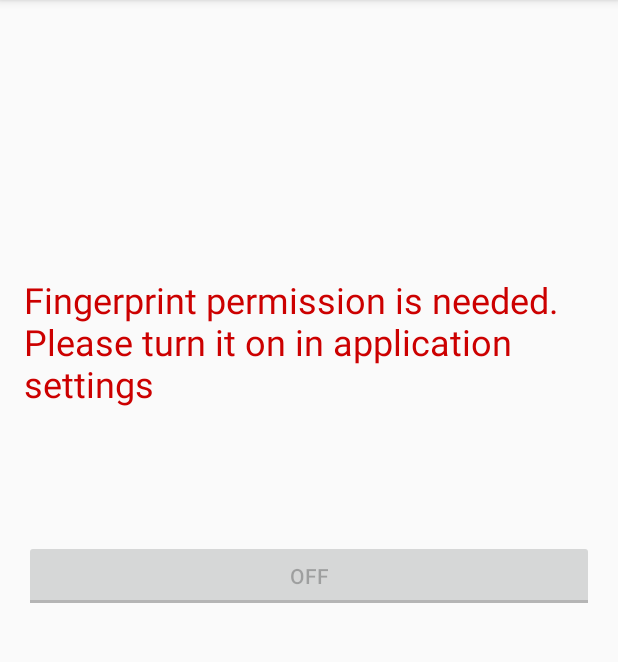
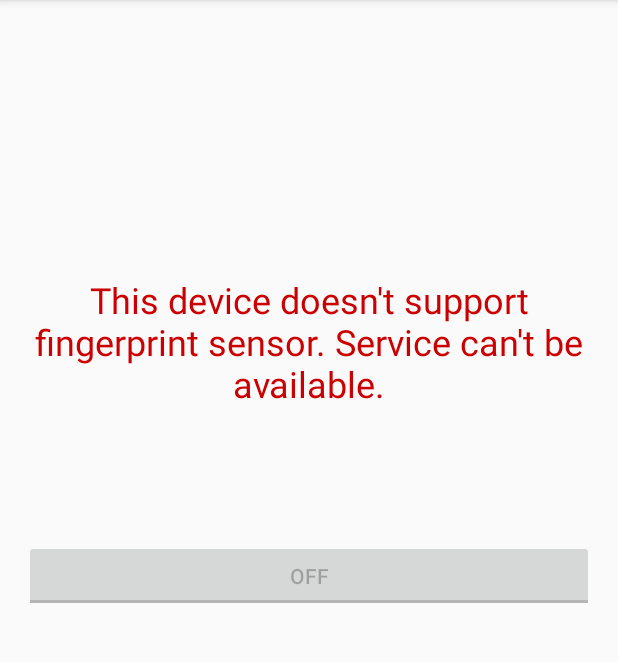
Before and after one commit to skamenialo/Fingerprint2Home, an Android app: the screen it shows after launch (MainActivity), on a phone screen of 412 x 824 dp, the part 84-746 px from its top. Run offline under Robolectric (Android 15) with nearby library versions, the phone set to English and light mode, and no system bars.

Commit message:
Added message if device does not support fingerprint sensor

```diff
--- a/FingreprintToHome/app/src/main/java/com/skamenialo/fingreprinttohome/MainActivity.java
+++ b/FingreprintToHome/app/src/main/java/com/skamenialo/fingreprinttohome/MainActivity.java
@@ -22,12 +22,10 @@ public class MainActivity extends AppCompatActivity implements CompoundButton.On
         setContentView(R.layout.activity_main);
         FingerprintManager fingerprintManager = (FingerprintManager) getSystemService(FINGERPRINT_SERVICE);
         ToggleButton toggleButton = (ToggleButton) findViewById(R.id.toggleButton);
-        if (ActivityCompat.checkSelfPermission(this, Manifest.permission.USE_FINGERPRINT) != PackageManager.PERMISSION_GRANTED
-                || !fingerprintManager.isHardwareDetected()) {
-            Log.w(TAG, "Fingerprint not supported!");
-            toggleButton.setEnabled(false);
-            TextView textView = (TextView)findViewById(R.id.textView);
-            textView.setVisibility(View.VISIBLE);
+        TextView textView = (TextView) findViewById(R.id.textView);
+        if (ActivityCompat.checkSelfPermission(this, Manifest.permission.USE_FINGERPRINT) != PackageManager.PERMISSION_GRANTED) {
+            Log.w(TAG, "Fingerprint permission not granted!");
+            textView.setText(R.string.permission_needed);
             // TODO: Consider calling
             //    ActivityCompat#requestPermissions
             // here to request the missing permissions, and then overriding
@@ -35,9 +33,13 @@ public class MainActivity extends AppCompatActivity implements CompoundButton.On
             //                                          int[] grantResults)
             // to handle the case where the user grants the permission. See the documentation
             // for ActivityCompat#requestPermissions for more details.
-        }else {
+        } else if (!fingerprintManager.isHardwareDetected()) {
+            Log.w(TAG, "Fingerprint not supported!");
+            textView.setText(R.string.device_not_supports);
+        } else {
+            toggleButton.setEnabled(true);
             toggleButton.setOnCheckedChangeListener(this);
-            if(MainService.getInstance()!=null)
+            if (MainService.getInstance() != null)
                 toggleButton.setChecked(true);
             Log.i(TAG, "Fingerprint supported!");
         }
--- a/FingreprintToHome/app/src/main/res/layout/activity_main.xml
+++ b/FingreprintToHome/app/src/main/res/layout/activity_main.xml
@@ -18,10 +18,11 @@
         android:id="@+id/toggleButton"
         android:checked="false"
         android:layout_centerVertical="true"
-        android:layout_alignParentStart="true"/>
+        android:layout_alignParentStart="true"
+        android:enabled="false" />
 
     <TextView
-        android:text="@string/permission_needed"
+        android:text=""
         android:layout_width="match_parent"
         android:layout_height="wrap_content"
         android:layout_above="@+id/toggleButton"
@@ -30,6 +31,5 @@
         android:id="@+id/textView"
         android:textSize="24sp"
         android:textColor="@android:color/holo_red_dark"
-        android:visibility="gone" />
-        <!--android:visibility="gone"/>-->
+        android:textAlignment="center" />
 </RelativeLayout>
--- a/FingreprintToHome/app/src/main/res/values/strings.xml
+++ b/FingreprintToHome/app/src/main/res/values/strings.xml
@@ -1,6 +1,7 @@
 <resources>
     <string name="app_name">Fingreprint To Home</string>
-    <string name="permission_needed">Fingerprint permission is needed. Please turn it on in application settings</string>
+    <string name="permission_needed">Fingerprint permission is needed. Please turn it on in application settings, because service can\'t be available</string>
+    <string name="device_not_supports">This device doesn\'t support fingerprint sensor. Service can\'t be available.</string>
     <string name="notification_title">Fingerprint to Home is active</string>
     <string name="notification_message">Press to open application</string>
 </resources>
```
